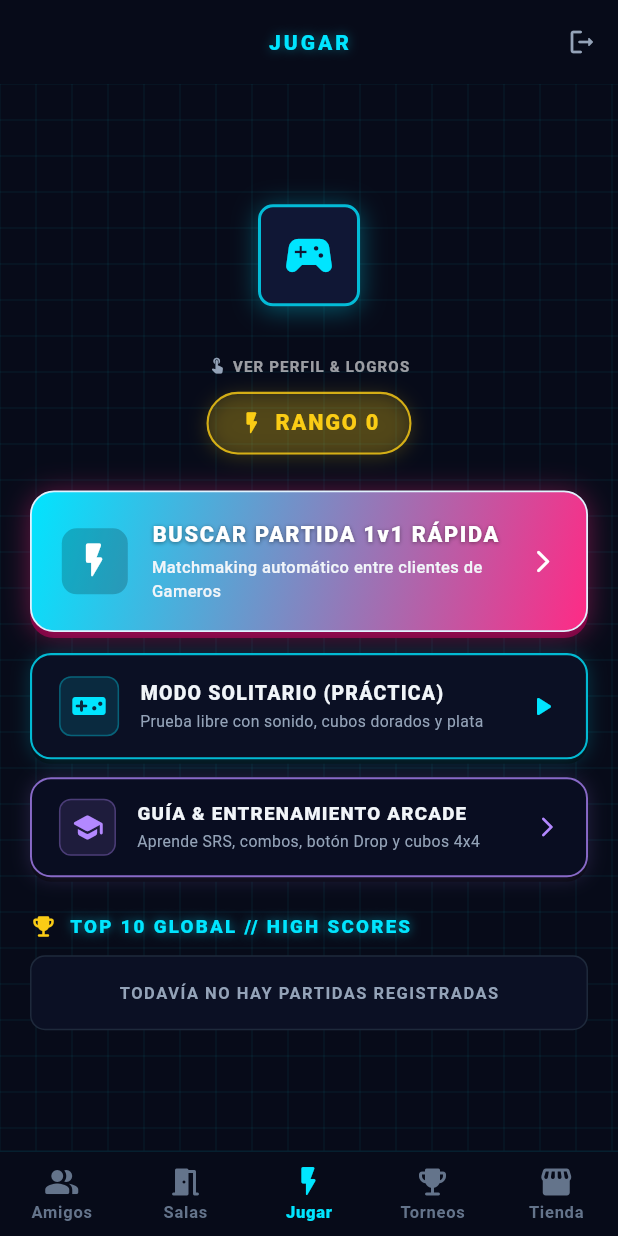
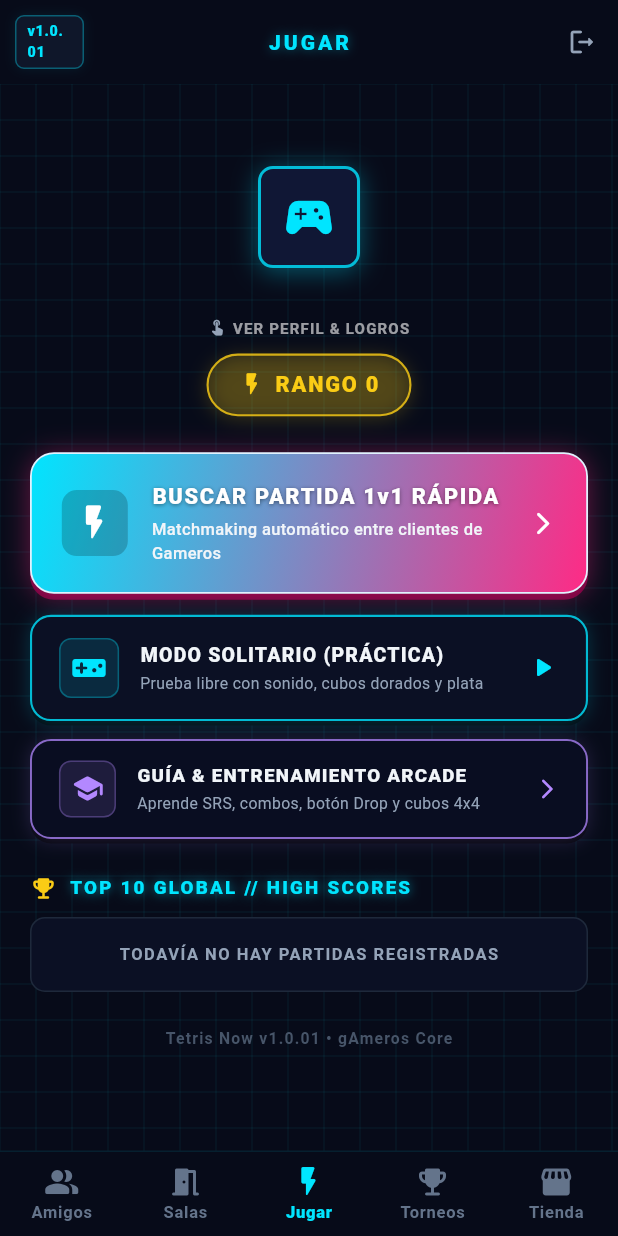
Before and after one commit to adh3us/tetris-now, a Flutter app: the screen it shows once a user with an empty profile is signed in, on a phone screen of 412 x 824 dp. Run offline on Flutter 3.47's test engine with Material 3 defaults, Android fonts, the phone set to English and light mode, and no system bars; our stand-ins replace app_links, audioplayers, google_sign_in, shared_preferences, supabase_flutter; accounts and stored records are empty; network calls fail.

Commit message:
feat: versionado centralizado v1.0.01 e integracion de reproductor de musica BGM (combate y lobby)

```diff
--- /dev/null
+++ b/lib/core/app_version.dart
@@ -0,0 +1,11 @@
+/// Versión centralizada de Tetris Now.
+///
+/// Incrementar este valor cada vez que se realice una modificación o despliegue
+/// (Ej: 'v1.0.01', 'v1.0.02', 'v1.0.03', etc.)
+class AppVersion {
+  /// Versión semántica mostrada en la interfaz y reportes.
+  static const String current = 'v1.0.01';
+
+  /// Nombre completo de la versión para pantallas de créditos o pie de página.
+  static const String fullDisplay = 'Tetris Now $current';
+}
--- a/lib/ui/home_shell.dart
+++ b/lib/ui/home_shell.dart
@@ -1,8 +1,10 @@
 import 'dart:async';
 import 'package:flutter/material.dart';
 import 'package:gameros_auth_ui/gameros_auth_ui.dart';
+import '../core/app_version.dart';
 import '../core/supabase_config.dart';
 import '../game/tetris_types.dart';
+import '../services/audio_service.dart';
 import '../services/desafio_service.dart';
 import '../services/gameros_profile_service.dart';
 import '../services/tetris_match_service.dart';
@@ -40,6 +42,7 @@ class _HomeShellState extends State<HomeShell> {
   @override
   void initState() {
     super.initState();
+    TetrisAudioService().playMusic(TetrisAudioService.bgmLobby);
     if (!widget.isGuest) {
       _desafioPollTimer = Timer.periodic(const Duration(seconds: 2), (_) => _checkIncomingDesafios());
     }
@@ -109,8 +112,11 @@ class _HomeShellState extends State<HomeShell> {
         );
       } finally {
         _mostrandoDesafio = false;
-        if (mounted && !widget.isGuest) {
-          _desafioPollTimer = Timer.periodic(const Duration(seconds: 2), (_) => _checkIncomingDesafios());
+        if (mounted) {
+          TetrisAudioService().playMusic(TetrisAudioService.bgmLobby);
+          if (!widget.isGuest) {
+            _desafioPollTimer = Timer.periodic(const Duration(seconds: 2), (_) => _checkIncomingDesafios());
+          }
         }
       }
     }
@@ -131,6 +137,35 @@ class _HomeShellState extends State<HomeShell> {
       appBar: AppBar(
         backgroundColor: const Color(0xFF070B19),
         elevation: 0,
+        leading: Center(
+          child: Container(
+            margin: const EdgeInsets.only(left: 10),
+            padding: const EdgeInsets.symmetric(horizontal: 7, vertical: 3),
+            decoration: BoxDecoration(
+              color: const Color(0xFF0F172A),
+              borderRadius: BorderRadius.circular(6),
+              border: Border.all(
+                color: const Color(0xFF00E5FF).withOpacity(0.35),
+                width: 1.0,
+              ),
+              boxShadow: [
+                BoxShadow(
+                  color: const Color(0xFF00E5FF).withOpacity(0.08),
+                  blurRadius: 6,
+                ),
+              ],
+            ),
+            child: const Text(
+              AppVersion.current,
+              style: TextStyle(
+                color: Color(0xFF00E5FF),
+                fontWeight: FontWeight.w900,
+                fontSize: 9.5,
+                letterSpacing: 0.5,
+              ),
+            ),
+          ),
+        ),
         title: Text(
           _titles[_currentIndex],
           style: const TextStyle(
--- a/lib/ui/jugar_tab.dart
+++ b/lib/ui/jugar_tab.dart
@@ -1,4 +1,5 @@
 import 'package:flutter/material.dart';
+import '../core/app_version.dart';
 import '../core/supabase_config.dart';
 import '../game/tetris_types.dart';
 import '../services/gameros_profile_service.dart';
@@ -637,6 +638,17 @@ class _JugarTabState extends State<JugarTab> {
                                   );
                                 }).toList(),
                               ),
+                    const SizedBox(height: 24),
+                    Text(
+                      '${AppVersion.fullDisplay} • gAmeros Core',
+                      style: const TextStyle(
+                        color: Color(0xFF475569),
+                        fontSize: 10.5,
+                        fontWeight: FontWeight.w700,
+                        letterSpacing: 0.8,
+                      ),
+                    ),
+                    const SizedBox(height: 12),
                   ],
                 ),
               ),
--- a/lib/ui/tetris_game_screen.dart
+++ b/lib/ui/tetris_game_screen.dart
@@ -504,6 +504,7 @@ class _TetrisGameScreenState extends State<TetrisGameScreen> with SingleTickerPr
     _lastMyHp = _engine.currentHp;
     _lastScore = _engine.score;
     _lastLinesCleared = _engine.linesCleared;
+    _audioService.playMusic(TetrisAudioService.bgmBattle);
 
     _ticker = createTicker((elapsed) {
       if (_lastElapsed == Duration.zero) {
@@ -1290,6 +1291,7 @@ class _TetrisGameScreenState extends State<TetrisGameScreen> with SingleTickerPr
       }
     }
 
+    _audioService.stopMusic();
     if (isWinner) {
       _audioService.play(TetrisSfx.tetris);
       _triggerImpactBanner('¡GANADOR!', sub: '¡HAS GANADO LA PARTIDA! +$_appliedEloDelta PTS ELO', color: const Color(0xFF00D26A));
@@ -1647,6 +1649,7 @@ class _TetrisGameScreenState extends State<TetrisGameScreen> with SingleTickerPr
 
   @override
   void dispose() {
+    _audioService.stopMusic();
     PresenceService.instance.statusesNotifier.removeListener(_onPresenceChanged);
     _ticker.dispose();
     _shieldTimer?.cancel();
--- a/pubspec.yaml
+++ b/pubspec.yaml
@@ -1,7 +1,7 @@
 name: tetris_now
 description: "Tetris Now by gAmeros - Motor de Tetris competitivo 1v1 y sistema ELO para el ecosistema Gameros."
 publish_to: 'none'
-version: 1.0.0+1
+version: 1.0.1+1
 
 environment:
   sdk: '>=3.0.0 <4.0.0'
```
Also changed, not shown: lib/services/audio_service.dart (+66 -0 lines), lib/ui/profile_modal.dart (+14 -0 lines).
